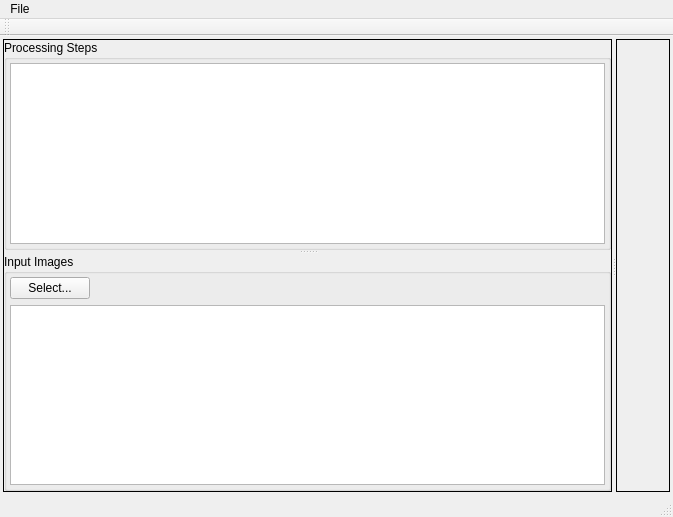
Old version of the form PoolShark/MainWindow.ui in the repository saraiza/PoolShark.
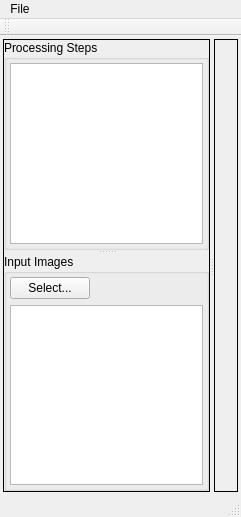
New version of the form. Custom widgets are drawn as their Qt base class.

What changed in the file:
```diff
--- a/PoolShark/MainWindow.ui
+++ b/PoolShark/MainWindow.ui
@@ -6,7 +6,7 @@
    <rect>
     <x>0</x>
     <y>0</y>
-    <width>673</width>
+    <width>241</width>
     <height>517</height>
    </rect>
   </property>
@@ -181,7 +181,7 @@
     <rect>
      <x>0</x>
      <y>0</y>
-     <width>673</width>
+     <width>241</width>
      <height>22</height>
     </rect>
    </property>
```
